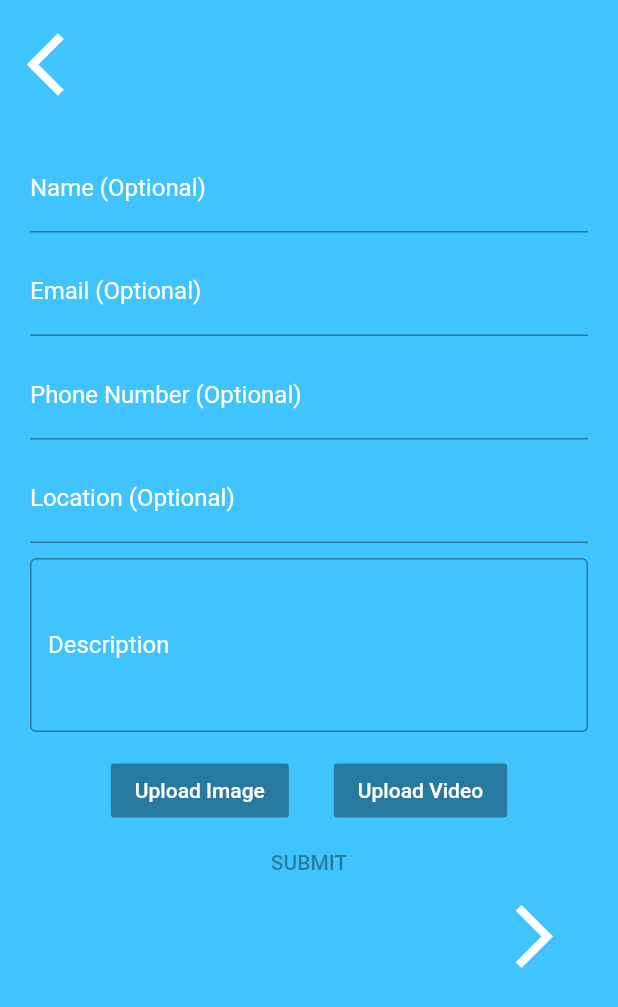
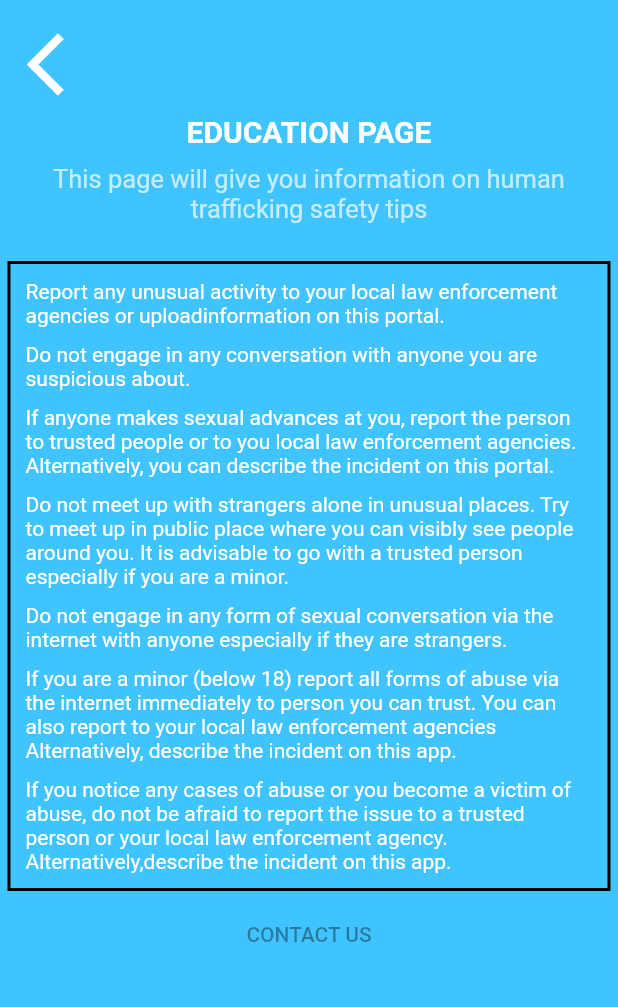
Before and after one commit to Ghaffaru15/anti-traffic-alert-mobile, a Flutter app: the Report screen opened by its route, after a tap on the "arrow forward ios" icon, on a phone screen of 412 x 824 dp. Shown: the top 1007 px of the screen. Run offline on Flutter 3.47's test engine with Material 2 defaults, Android fonts, the light colour scheme and no system bars.

```diff
--- /dev/null
+++ b/lib/education.dart
@@ -0,0 +1,117 @@
+import 'package:flutter/material.dart';
+
+class Education extends StatelessWidget {
+  @override
+  Widget build(BuildContext context) {
+    return Scaffold(
+      backgroundColor: Colors.lightBlueAccent,
+      body: ListView(
+        children: <Widget>[
+          SizedBox(
+            height: 10,
+          ),
+          Row(
+            children: <Widget>[
+              SizedBox(
+                width: 10,
+              ),
+              IconButton(
+                onPressed: () {
+                  Navigator.pushNamed(context, '/report');
+                },
+                alignment: Alignment.topLeft,
+                icon: Icon(
+                  Icons.arrow_back_ios,
+                  color: Colors.white,
+                ),
+                iconSize: 50,
+                color: Colors.white,
+              ),
+            ],
+          ),
+          Text(
+            'EDUCATION PAGE',
+            textAlign: TextAlign.center,
+            style: TextStyle(
+                color: Colors.white, fontWeight: FontWeight.bold, fontSize: 20),
+          ),
+          SizedBox(
+            height: 10,
+          ),
+          Text(
+            'This page will give you information on human trafficking safety tips',
+            style: TextStyle(
+              color: Colors.white70,
+              fontSize: 17,
+            ),
+            textAlign: TextAlign.center,
+          ),
+          SizedBox(
+            height: 20,
+          ),
+          Container(
+            margin: EdgeInsets.all(5),
+            padding: EdgeInsets.all(10),
+            child: Column(
+              children: <Widget>[
+                Text(
+                  'Report any unusual activity to your local law enforcement agencies or uploadinformation on this portal.',
+                  style: TextStyle(color: Colors.white),
+                ),
+                SizedBox(
+                  height: 10,
+                ),
+                Text(
+                  'Do not engage in any conversation with anyone you are suspicious about.',
+                  style: TextStyle(color: Colors.white),
+                ),
+                SizedBox(
+                  height: 10,
+                ),
+                Text(
+                  'If anyone makes sexual advances at you, report the person to trusted people or to you local law enforcement agencies. Alternatively, you can describe the incident on this portal.',
+                  style: TextStyle(color: Colors.white),
+                ),
+                SizedBox(
+                  height: 10,
+                ),
+                Text(
+                  'Do not meet up with strangers alone in unusual places. Try to meet up in public place where you can visibly see people around you. It is advisable to go with a trusted person especially if you are a minor.',
+                  style: TextStyle(color: Colors.white),
+                ),
+                SizedBox(
+                  height: 10,
+                ),
+                Text(
+                  'Do not engage in any form of sexual conversation via the internet with anyone especially if they are strangers.',
+                  style: TextStyle(color: Colors.white),
+                ),
+                SizedBox(
+                  height: 10,
+                ),
+                Text(
+                  'If you are a minor (below 18) report all forms of abuse via the internet immediately to person you can trust. You can also report to your local law enforcement agencies Alternatively, describe the incident on this app.',
+                  style: TextStyle(color: Colors.white),
+                ),
+                SizedBox(
+                  height: 10,
+                ),
+                Text(
+                  'If you notice any cases of abuse or you become a victim of abuse, do not be afraid to report the issue to a trusted person or your local law enforcement agency. Alternatively,describe the incident on this app.',
+                  style: TextStyle(color: Colors.white),
+                )
+              ],
+            ),
+            decoration: BoxDecoration(
+
+                shape: BoxShape.rectangle, border: Border.all(width: 2, color: Colors.black),),
+          ),
+          FlatButton(
+
+            child: Text('CONTACT US'),
+          )
+        ],
+      ),
+    );
+  }
+}
--- a/lib/main.dart
+++ b/lib/main.dart
@@ -1,7 +1,7 @@
 import 'package:flutter/material.dart';
 import './welcome.dart';
 import './report.dart';
-
+import './education.dart';
 void main() => runApp(MyApp());
 
 class MyApp extends StatelessWidget {
@@ -14,7 +14,8 @@ class MyApp extends StatelessWidget {
       initialRoute: '/',
       routes: {
         '/': (context) => Welcome(),
-        '/report': (context) => Report()
+        '/report': (context) => Report(),
+        '/education': (context) => Education()
       },
     );
   }
--- a/lib/report.dart
+++ b/lib/report.dart
@@ -11,12 +11,13 @@ class _ReportState extends State<Report> {
 
   @override
   Widget build(BuildContext context) {
+    Size size = MediaQuery.of(context).size;
     return Scaffold(
       backgroundColor: Colors.lightBlueAccent,
       body: ListView(
         children: <Widget>[
           SizedBox(
-            height: 10,
+            height: size.height * 0.04,
           ),
           Row(
             children: <Widget>[
@@ -48,25 +49,33 @@ class _ReportState extends State<Report> {
                           labelText: 'Name (Optional)',
                           labelStyle: TextStyle(color: Colors.white)),
                     ),
-                SizedBox(height: 10,),
+                    SizedBox(
+                      height: size.height * 0.01,
+                    ),
                     TextFormField(
                       decoration: InputDecoration(
                           labelText: 'Email (Optional)',
                           labelStyle: TextStyle(color: Colors.white)),
                     ),
-                SizedBox(height: 10,),
+                    SizedBox(
+                      height: size.height * 0.01,
+                    ),
                     TextFormField(
                       decoration: InputDecoration(
                           labelText: 'Phone Number (Optional)',
                           labelStyle: TextStyle(color: Colors.white)),
                     ),
-                SizedBox(height: 10,),
+                    SizedBox(
+                      height: size.height * 0.01,
+                    ),
                     TextFormField(
                       decoration: InputDecoration(
                           labelText: 'Location (Optional)',
                           labelStyle: TextStyle(color: Colors.white)),
                     ),
-                SizedBox(height: 10,),
+                    SizedBox(
+                      height: size.height * 0.01,
+                    ),
                     TextFormField(
                       maxLines: 4,
                       decoration: InputDecoration(
@@ -74,29 +83,38 @@ class _ReportState extends State<Report> {
                           labelStyle: TextStyle(color: Colors.white),
                           labelText: 'Description'),
                     ),
-                SizedBox(height: 15,),
+                    SizedBox(
+                      height: size.height * 0.01,
+                    ),
 //                Text('Upload Image/Video', style: TextStyle(color: Colors.white),),
                     Row(
                       mainAxisAlignment: MainAxisAlignment.center,
                       children: <Widget>[
                         RaisedButton(
                           color: Colors.white,
-                      child: Text('Upload Image', style: TextStyle(color: Colors.white),),
+                          child: Text(
+                            'Upload Image',
+                            style: TextStyle(color: Colors.white),
                           ),
-                    SizedBox(width: 30,),
+                        ),
+                        SizedBox(
+                          width: 30,
+                        ),
                         RaisedButton(
                           color: Colors.white,
-                      child: Text('Upload Video', style: TextStyle(color: Colors.white),),
+                          child: Text(
+                            'Upload Video',
+                            style: TextStyle(color: Colors.white),
+                          ),
                         )
                       ],
                     ),
                     MaterialButton(
-
                       child: Text('SUBMIT'),
                     ),
 
                     IconButton(
-                  padding: EdgeInsets.only(left: 300),
+                      padding: EdgeInsets.only(left: 270),
                       onPressed: () {
                         Navigator.pushNamed(context, '/education');
                       },
@@ -111,64 +129,6 @@ class _ReportState extends State<Report> {
                   ],
                 ),
               ))
-//          Form(
-//              key: formKey,
-//              child: Column(
-//                crossAxisAlignment: CrossAxisAlignment.start,
-////                padding: EdgeInsets.all(30),
-//                children: <Widget>[
-//                  Row(
-//                    children: <Widget>[
-//                      SizedBox(
-//                        width: 10,
-//                      ),
-//                      TextFormField(
-//                          style: TextStyle(color: Colors.white),
-//                          decoration: InputDecoration(
-//                            labelText: 'Name (Optional)',
-//                            labelStyle: TextStyle(color: Colors.white),
-//                          )),
-//                    ],
-//                  ),
-//                  SizedBox(
-//                    height: 30,
-//                  ),
-//                  TextFormField(
-//                      style: TextStyle(color: Colors.white),
-//                      decoration: InputDecoration(
-//                        labelText: 'Email (Optional)',
-//                        labelStyle: TextStyle(color: Colors.white),
-//                      )),
-//                  SizedBox(
-//                    height: 30,
-//                  ),
-//                  TextFormField(
-//                      style: TextStyle(color: Colors.white),
-//                      decoration: InputDecoration(
-//                        labelText: 'Phone Number (Optional)',
-//                        labelStyle: TextStyle(color: Colors.white),
-//                      )),
-//                  SizedBox(
-//                    height: 30,
-//                  ),
-//                  TextFormField(
-//                      style: TextStyle(color: Colors.white),
-//                      decoration: InputDecoration(
-//                        labelText: 'Location (Optional)',
-//                        labelStyle: TextStyle(color: Colors.white),
-//                      )),
-//                  SizedBox(
-//                    height: 30,
-//                  ),
-//                  TextFormField(
-//                    maxLines: 7,
-//                    decoration: InputDecoration(
-//                        border: OutlineInputBorder(),
-//                        labelStyle: TextStyle(color: Colors.white),
-//                        labelText: 'Description'),
-//                  )
-//                ],
-//              )),
         ],
       ),
     );
--- a/lib/welcome.dart
+++ b/lib/welcome.dart
@@ -3,6 +3,7 @@ import 'package:flutter/material.dart';
 class Welcome extends StatelessWidget {
   @override
   Widget build(BuildContext context) {
+    Size size = MediaQuery.of(context).size;
     return MaterialApp(
         debugShowCheckedModeBanner: false,
         title: 'Flutter Demo',
@@ -13,7 +14,7 @@ class Welcome extends StatelessWidget {
           body: Column(
             children: <Widget>[
               SizedBox(
-                height: 80,
+                height: ( size.height / 10 ) * 1 ,
               ),
               Row(
                 mainAxisAlignment: MainAxisAlignment.center,
@@ -25,7 +26,7 @@ class Welcome extends StatelessWidget {
                 ],
               ),
               SizedBox(
-                height: 100,
+                height: (size.height / 10) * 1,
               ),
               Row(
                 children: <Widget>[
@@ -60,13 +61,13 @@ class Welcome extends StatelessWidget {
                 ],
               ),
               SizedBox(
-                height: 50,
+                height: (size.height / 10) * 1,
               ),
 
               Row(
                 mainAxisAlignment: MainAxisAlignment.center,
                 children: <Widget>[
-                  SizedBox(width: 200,),
+                  SizedBox(width: size.width * 2/5,),
                   Material(
                     elevation: 2,
                     color: Colors.orangeAccent,
@@ -84,7 +85,7 @@ class Welcome extends StatelessWidget {
                   ),
                 ],
               ),
-              SizedBox(height: 30,),
+              SizedBox(height: (size.height / 10) * 0.5,),
               Row(
                 mainAxisAlignment: MainAxisAlignment.center,
                 children: <Widget>[
--- a/pubspec.yaml
+++ b/pubspec.yaml
@@ -26,6 +26,7 @@ dependencies:
   modal_progress_hud: ^0.1.3
   http: ^0.12.1
   flutter_uploader: ^1.2.0
+#  flutter_email_sender: ^2.0.2
 dev_dependencies:
   flutter_test:
     sdk: flutter
```
Also changed, not shown: pubspec.lock. Lines whose indentation alone changed are shown as unchanged.
